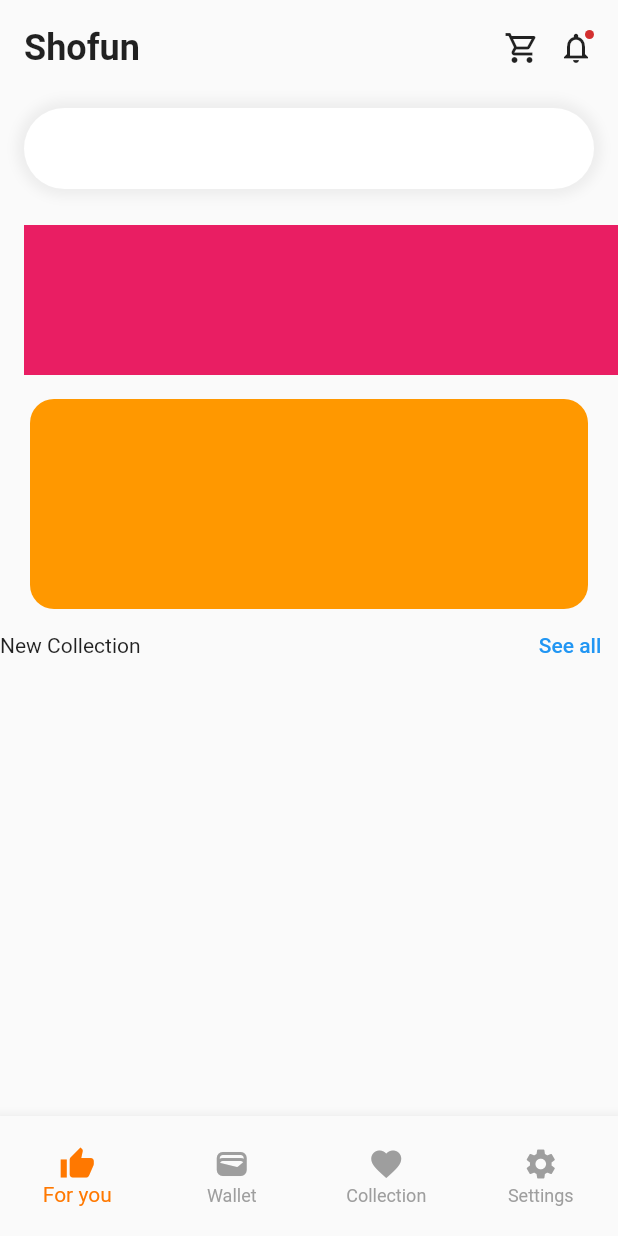
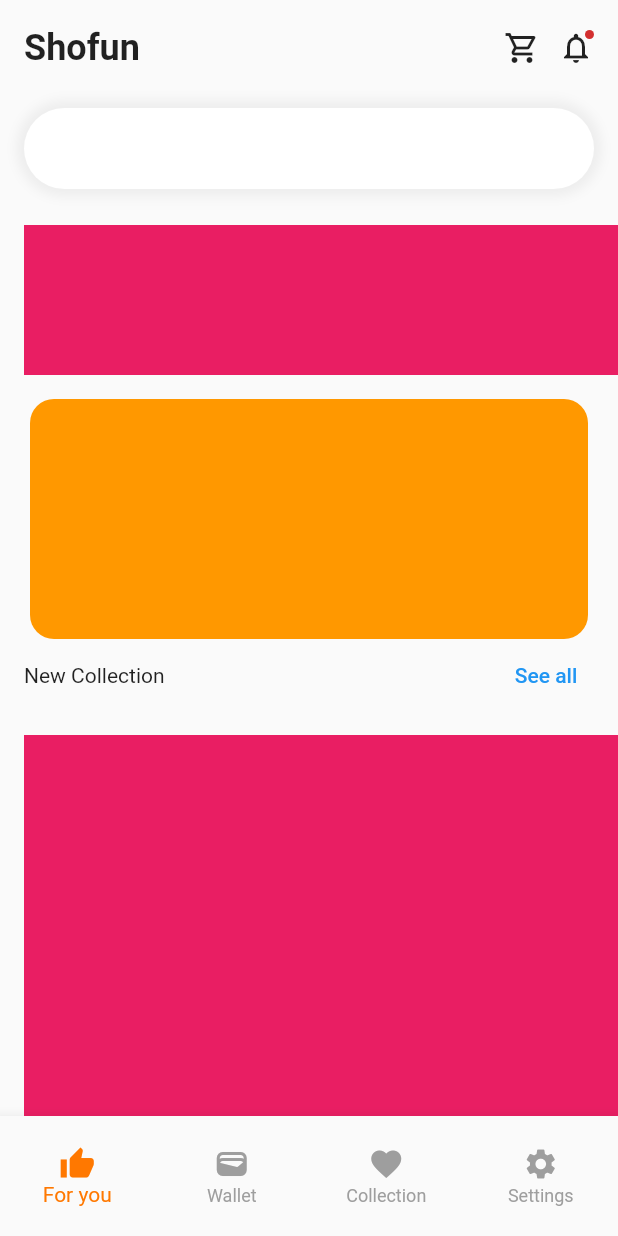
Before and after one commit to JAICHANGPARK/flutter_notebook_chapter_24, a Flutter app: the EcommerceMainPage screen opened directly, on a phone screen of 412 x 824 dp. Run offline on Flutter 3.47's test engine with Material 2 defaults, Android fonts, the phone set to English and light mode, and no system bars; our stand-ins replace flutter_riverpod, freezed_annotation, ionicons, percent_indicator; missing offline and left inert: crypto_font_icons; network calls fail.

Commit message:
Update ecommerce_home_widget.dart

```diff
--- a/lib/ep1383_ecommerce_app/view/ecommerce_home_widget.dart
+++ b/lib/ep1383_ecommerce_app/view/ecommerce_home_widget.dart
@@ -13,24 +13,24 @@ class _EcommerceHomeWidgetState extends State<EcommerceHomeWidget> {
     return Column(
       children: [
         Padding(
-          padding: EdgeInsets.symmetric(horizontal: 16, vertical: 8),
+          padding: const EdgeInsets.symmetric(horizontal: 16, vertical: 8),
           child: Row(
             children: [
-              Text(
+              const Text(
                 "Shofun",
                 style: TextStyle(
                   fontWeight: FontWeight.bold,
                   fontSize: 24,
                 ),
               ),
-              Spacer(),
+              const Spacer(),
               IconButton(
                 onPressed: () {},
-                icon: Icon(
+                icon: const Icon(
                   Icons.shopping_cart_outlined,
                 ),
               ),
-              Badge(
+              const Badge(
                 child: Icon(
                   Icons.notifications_none,
                 ),
@@ -40,7 +40,7 @@ class _EcommerceHomeWidgetState extends State<EcommerceHomeWidget> {
         ),
         Container(
           height: 54,
-          margin: EdgeInsets.symmetric(horizontal: 16, vertical: 8),
+          margin: const EdgeInsets.symmetric(horizontal: 16, vertical: 8),
           decoration: BoxDecoration(
             color: Colors.white,
             borderRadius: BorderRadius.circular(32),
@@ -54,7 +54,7 @@ class _EcommerceHomeWidgetState extends State<EcommerceHomeWidget> {
           ),
         ),
         Container(
-          margin: EdgeInsets.only(left: 16, bottom: 16, top: 16),
+          margin: const EdgeInsets.only(left: 16, bottom: 16, top: 16),
           height: 100,
           color: Colors.pink,
           child: ListView(),
@@ -64,28 +64,40 @@ class _EcommerceHomeWidgetState extends State<EcommerceHomeWidget> {
             child: Column(
               children: [
                 Container(
-                  height: 140,
-                  margin: EdgeInsets.symmetric(horizontal: 20),
+                  height: 160,
+                  margin: const EdgeInsets.symmetric(horizontal: 20),
                   decoration: BoxDecoration(
                     color: Colors.orange,
                     borderRadius: BorderRadius.circular(16),
                   ),
                 ),
-                Row(
+                Padding(
+                  padding: const EdgeInsets.symmetric(horizontal: 16),
+                  child: Row(
                     mainAxisAlignment: MainAxisAlignment.spaceBetween,
                     children: [
-                    Text("New Collection"),
+                      const Text("New Collection"),
                       TextButton(
                         onPressed: () {},
-                      child: Text("See all"),
+                        child: const Text("See all"),
                       ),
                     ],
+                  ),
+                ),
+                Container(
+                  margin: EdgeInsets.fromLTRB(16, 16, 0, 16),
+                  height: 300,
+                  color: Colors.pink,
+                ),
+                Container(
+                  margin: EdgeInsets.fromLTRB(16, 16, 0, 16),
+                  height: 300,
+                  color: Colors.pink,
                 ),
               ],
             ),
           ),
         ),
-
       ],
     );
   }
```
Lines whose indentation alone changed are shown as unchanged.
